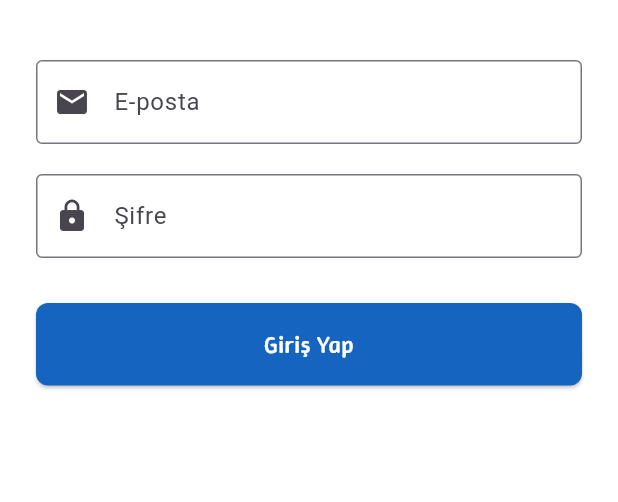
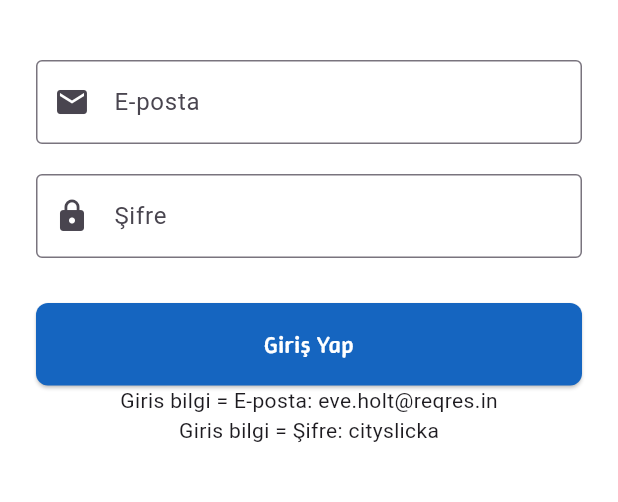
Before and after one commit to OnurKayaTr/flutterson, a Flutter app: the screen it shows after launch, on a phone screen of 412 x 824 dp, the part 315-817 px from its top. Run offline on Flutter 3.47's test engine with Material 3 defaults, Android fonts, the light colour scheme and no system bars; our stand-ins replace font_awesome_flutter.

Commit message:
giris bilgi eklendi

```diff
--- a/lib/giris.dart
+++ b/lib/giris.dart
@@ -118,6 +118,8 @@ class _GirisSayfasiState extends State<GirisSayfasi> {
                       ),
                     ),
                   ),
+              Text('Giris bilgi = E-posta: eve.holt@reqres.in'),
+              Text('Giris bilgi = Şifre: cityslicka'),
             ],
           ),
         ),
```
